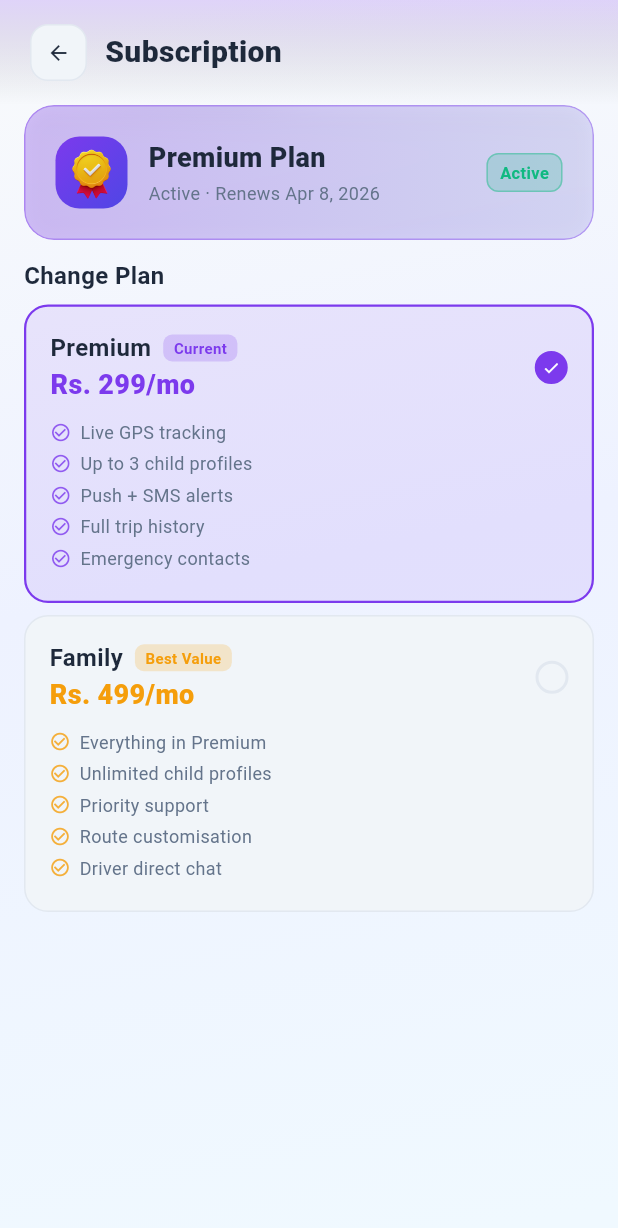
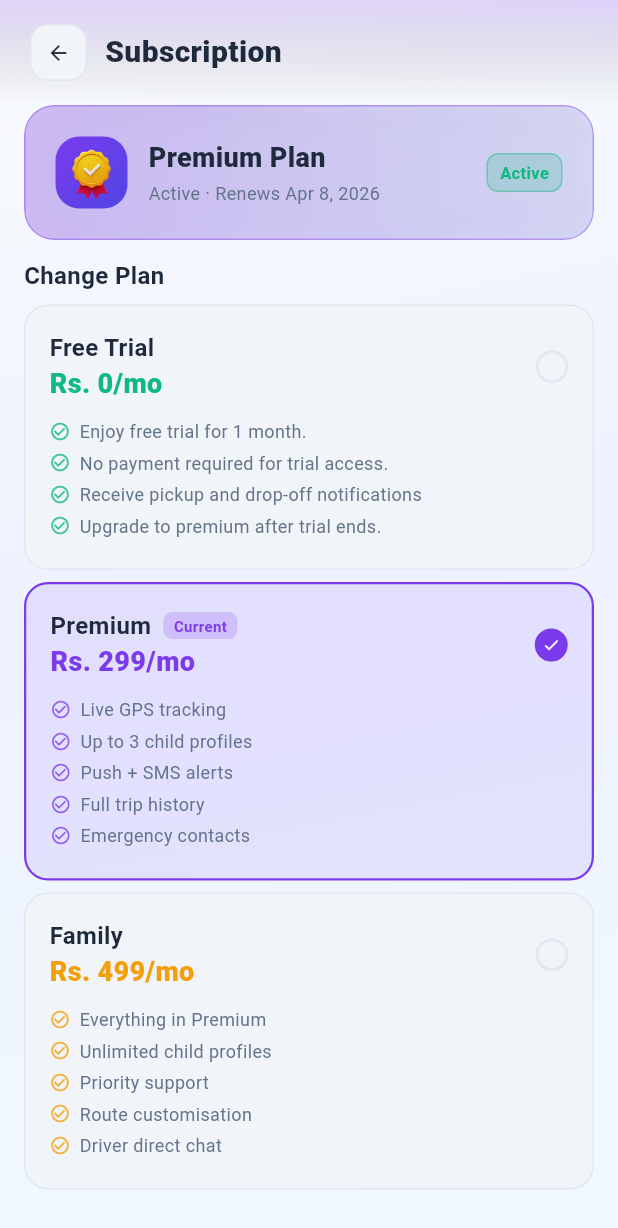
Before and after one commit to Talha-Aslam/transit_pro, a Flutter app: the SubscriptionScreen screen opened by its route, on a phone screen of 412 x 824 dp. Shown: the top 1228 px of the screen. Run offline on Flutter 3.47's test engine with Material 3 defaults, Android fonts, the phone set to English and light mode, and no system bars; our stand-ins replace firebase_auth, firebase_core, flutter_local_notifications, geolocator, go_router, google_maps_flutter and 3 more; missing offline and left inert: flutter_polyline_points; accounts and stored records are empty.

Commit message:
transit_pro

```diff
--- a/lib/app/language_provider.dart
+++ b/lib/app/language_provider.dart
@@ -270,6 +270,7 @@ class AppStrings {
     'available_plans': 'AVAILABLE PLANS',
     'change_plan': 'Change Plan',
     'switch_plan': 'Switch Plan',
+    'starter_badge': 'Starter',
     'best_value': 'Best Value',
     'current_badge': 'Current',
     'active_renews': 'Active · Renews Apr 8, 2026',
--- a/lib/app/subscription_provider.dart
+++ b/lib/app/subscription_provider.dart
@@ -13,6 +13,8 @@ class SubscriptionProvider extends ChangeNotifier {
     switch (_plan) {
       case 'family':
         return 'Family';
+      case 'trail':
+        return 'Trail';
       case 'basic':
         return 'Basic';
       default:
--- a/lib/screens/parent/subscription_screen.dart
+++ b/lib/screens/parent/subscription_screen.dart
@@ -190,6 +190,28 @@ class _SubscriptionScreenState extends State<SubscriptionScreen> {
 
                       // Plan cards
                       _PlanCard(
+                        id: 'trail',
+                        selected: _selected == 'trail',
+                        name: AppStrings.t('Free Trial'),
+                        price: 'Rs. 0/mo',
+                        badge: SubscriptionProvider.instance.plan == 'trail'
+                            ? AppStrings.t('starter_badge')
+                            : null,
+                        features: [
+                          AppStrings.t('Enjoy free trial for 1 month.'),
+                          AppStrings.t('No payment required for trial access.'),
+                          AppStrings.t(
+                            'Receive pickup and drop-off notifications',
+                          ),
+                          AppStrings.t('Upgrade to premium after trial ends.'),
+                        ],
+                        color: AppTheme.success,
+                        onTap: () => setState(() => _selected = 'trail'),
+                      ),
+                      const SizedBox(height: 8),
+
+                      // Plan cards
+                      _PlanCard(
                         id: 'premium',
                         selected: _selected == 'premium',
                         name: AppStrings.t('plan_premium_name'),
@@ -214,8 +236,8 @@ class _SubscriptionScreenState extends State<SubscriptionScreen> {
                         name: AppStrings.t('plan_family_name'),
                         price: 'Rs. 499/mo',
                         badge: SubscriptionProvider.instance.plan == 'family'
-                            ? AppStrings.t('current_badge')
-                            : AppStrings.t('best_value'),
+                            ? AppStrings.t('best_value')
+                            : null,
                         features: [
                           AppStrings.t('feat_everything_premium'),
                           AppStrings.t('feat_unlimited_profiles'),
```
